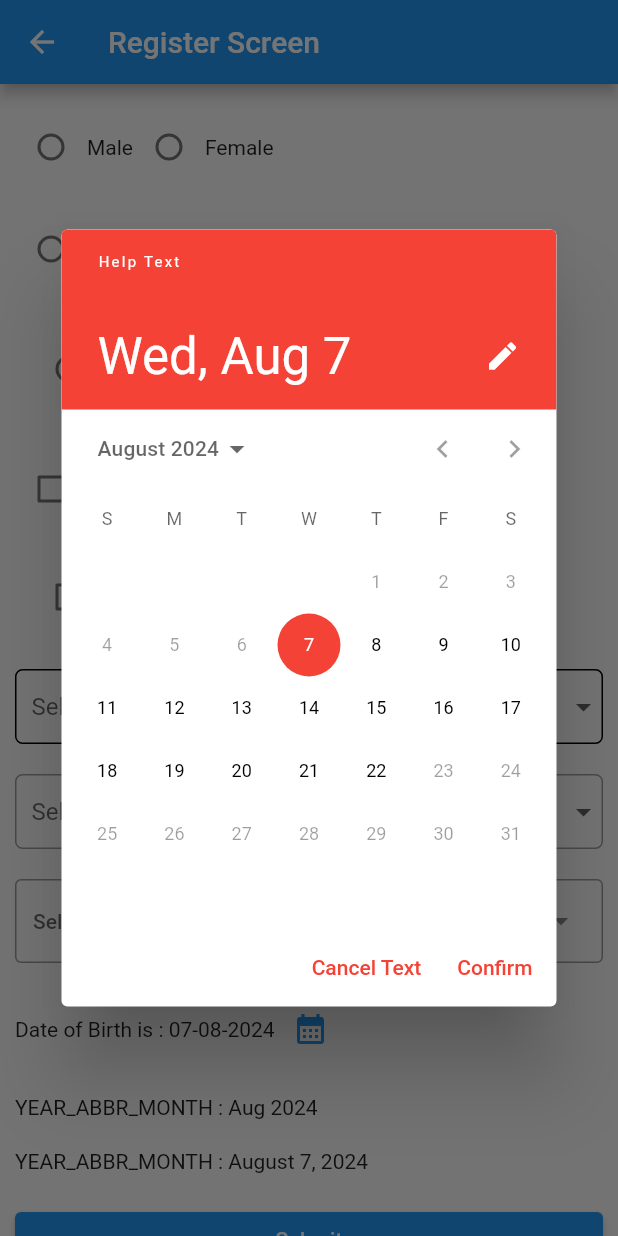
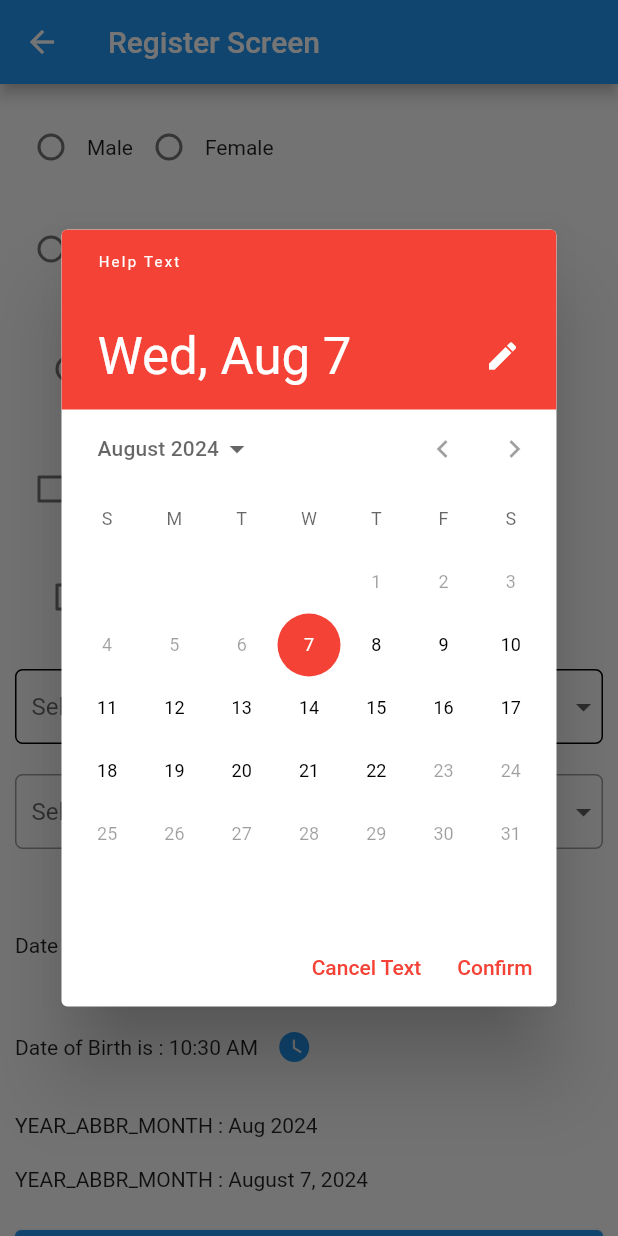
Before and after one commit to devatulparmar/batch5PM, a Flutter app: the RegisterScreen screen opened by its route, scrolled down 576 dp, after a tap on the "calendar month" icon, on a phone screen of 412 x 824 dp. Run offline on Flutter 3.47's test engine with Material 2 defaults, Android fonts, the phone set to English and light mode, and no system bars; our stand-ins replace cached_network_image, image_picker, intl_phone_field; network calls fail.

```diff
--- a/lib/register_screen.dart
+++ b/lib/register_screen.dart
@@ -2,6 +2,7 @@ import 'dart:io';
 
 import 'package:batch5pm/utils/const.dart';
 import 'package:batch5pm/utils/my_snackbar.dart';
+import 'package:flutter/cupertino.dart';
 import 'package:flutter/material.dart';
 import 'package:image_picker/image_picker.dart';
 import 'package:intl/intl.dart' hide TextDirection;
@@ -19,6 +20,7 @@ class _RegisterScreenState extends State<RegisterScreen> {
   final TextEditingController _ddmController = TextEditingController();
   late GlobalKey<FormState> _formKey;
   DateTime date = DateTime.now();
+  TimeOfDay timeOfDay = TimeOfDay.now();
   String _groupValue = '';
   String _groupValue2 = '';
   int _groupValue3 = 0;
@@ -86,6 +88,45 @@ class _RegisterScreenState extends State<RegisterScreen> {
         },
       );
       date = selectedDate!;
+      setState(() {});
+    } catch (error) {
+      MySnackBar.showMySnackBar(
+        context: context,
+        content: error.toString(),
+        backgroundColor: Colors.red,
+      );
+    } finally {
+      /// DB close
+    }
+  }
+
+  Future selectTime() async {
+    try {
+      TimeOfDay? selectedTime = await showTimePicker(
+        context: context,
+        initialTime: TimeOfDay.now(),
+        anchorPoint: const Offset(0, 0),
+        cancelText: 'Close',
+        confirmText: 'Select',
+        helpText: 'help text',
+        errorInvalidText: 'error invalid text',
+        hourLabelText: 'Select Hours',
+        minuteLabelText: 'Select Minutes',
+        initialEntryMode: TimePickerEntryMode.dial,
+        useRootNavigator: true,
+        onEntryModeChanged: (value) {
+          print('on Entry Mode Changes $value');
+        },
+        builder: (BuildContext context, Widget? widget) {
+          return Theme(
+            data: ThemeData(
+              primarySwatch: Colors.red,
+            ),
+            child: widget!,
+          );
+        },
+      );
+      timeOfDay = selectedTime ?? TimeOfDay.now();
       setState(() {});
     } catch (error) {
       MySnackBar.showMySnackBar(
@@ -523,29 +564,29 @@ class _RegisterScreenState extends State<RegisterScreen> {
               ),
             ),
             const SizedBox(height: 20),
-            DropdownMenu(
-              controller: _ddmController,
-              hintText: 'Select City',
-              width: MediaQuery.of(context).size.width - 20,
-              menuStyle: MenuStyle(
-                shape: MaterialStateProperty.all(
-                  RoundedRectangleBorder(
-                    borderRadius: BorderRadius.circular(15),
-                  ),
-                ),
-              ),
-              dropdownMenuEntries: _list
-                  .map((String element) => DropdownMenuEntry(
-                        value: element,
-                        label: element,
-                      ))
-                  .toList(),
-              onSelected: (dynamic value) {
-                setState(() {
-                  dropDownValue3 = value;
-                });
-              },
-            ),
+            // DropdownMenu(
+            //   controller: _ddmController,
+            //   hintText: 'Select City',
+            //   width: MediaQuery.of(context).size.width - 20,
+            //   menuStyle: MenuStyle(
+            //     shape: MaterialStateProperty.all(
+            //       RoundedRectangleBorder(
+            //         borderRadius: BorderRadius.circular(15),
+            //       ),
+            //     ),
+            //   ),
+            //   dropdownMenuEntries: _list
+            //       .map((String element) => DropdownMenuEntry(
+            //             value: element,
+            //             label: element,
+            //           ))
+            //       .toList(),
+            //   onSelected: (dynamic value) {
+            //     setState(() {
+            //       dropDownValue3 = value;
+            //     });
+            //   },
+            // ),
             const SizedBox(height: 20),
             Row(
               children: [
@@ -557,6 +598,48 @@ class _RegisterScreenState extends State<RegisterScreen> {
                   },
                   icon: const Icon(
                     Icons.calendar_month,
+                    color: Colors.blue,
+                  ),
+                ),
+              ],
+            ),
+            const SizedBox(height: 20),
+            Row(
+              children: [
+                Text('Date of Birth is : ${timeOfDay.format(context)}'),
+                IconButton(
+                  onPressed: () {
+                    showDialog(
+                      context: context,
+                      useSafeArea: true,
+                      builder: (_) {
+                        return Dialog(
+                          insetPadding: EdgeInsets.zero,
+                          child: SizedBox(
+                            height: 150,
+                            width: 200,
+                            child: CupertinoTimerPicker(
+                              mode: CupertinoTimerPickerMode.hm,
+                              initialTimerDuration: Duration.zero,
+                              backgroundColor: Colors.orange,
+                              // This is called when the user changes the timer's
+                              // duration.
+                              onTimerDurationChanged: (Duration newDuration) {
+                                // print('${newDuration.inHours}:${newDuration.inMinutes}');
+                                var s = newDuration.toString().split(':');
+                                var time = TimeOfDay(hour: int.parse(s[0]), minute:  int.parse(s[1]));
+                                print(time.format(context));
+                                // setState(() => duration = newDuration);
+                              },
+                            ),
+                          ),
+                        );
+                      },
+                    );
+                    // selectTime();
+                  },
+                  icon: const Icon(
+                    Icons.watch_later,
                     color: Colors.blue,
                   ),
                 ),
```
